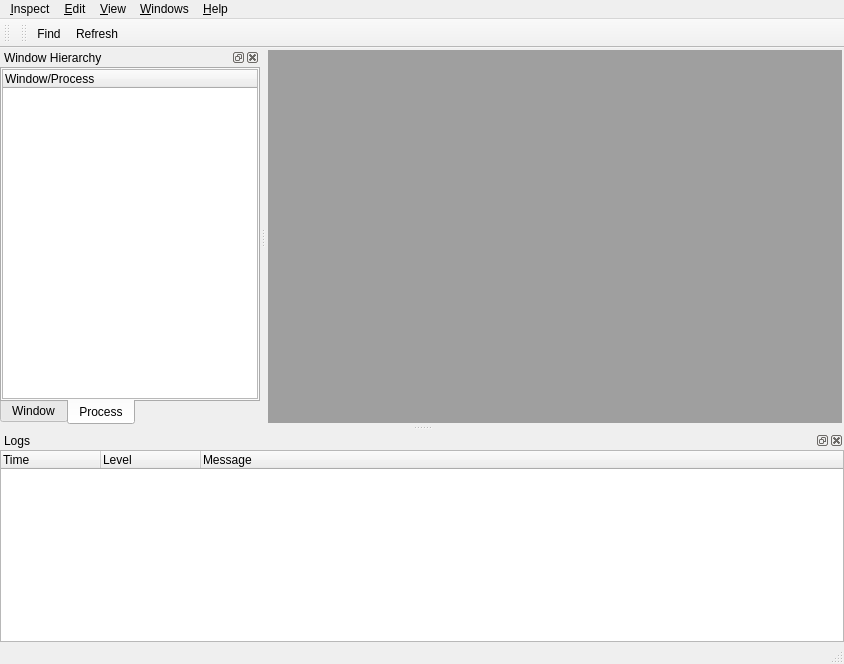
The window that src/forms/MainWindow.ui (WindowDetective/WindowDetective) describes before a commit, drawn with Qt 5.
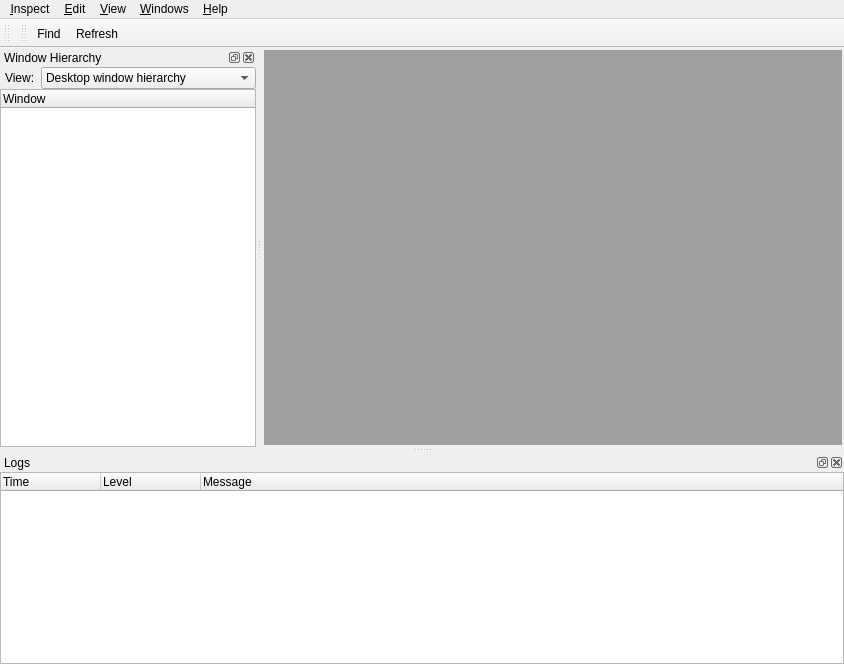
The same window after the commit. Icons and pictures are not drawn. Custom widgets are drawn as their Qt base class.

Commit message: Window Detective 2.0.0

```diff
--- a/src/forms/MainWindow.ui
+++ b/src/forms/MainWindow.ui
@@ -83,7 +83,6 @@
    <addaction name="menuWindows"/>
    <addaction name="menuHelp"/>
   </widget>
-  <widget class="QStatusBar" name="statusbar"/>
   <widget class="QDockWidget" name="treeDock">
    <property name="whatsThis">
     <string>Lists all windows in the system, sorted either by relationship to the desktop window or by owner process</string>
@@ -95,76 +94,73 @@
     <number>1</number>
    </attribute>
    <widget class="QWidget" name="dockWidgetContents">
-    <layout class="QGridLayout" name="gridLayout">
+    <layout class="QVBoxLayout" name="verticalLayout">
+     <property name="spacing">
+      <number>0</number>
+     </property>
      <property name="margin">
       <number>0</number>
      </property>
-     <item row="0" column="0">
-      <widget class="QTabWidget" name="treeTabs">
-       <property name="tabPosition">
-        <enum>QTabWidget::South</enum>
+     <item>
+      <widget class="QWidget" name="widget" native="true">
+       <layout class="QFormLayout" name="formLayout">
+        <property name="leftMargin">
+         <number>5</number>
+        </property>
+        <property name="topMargin">
+         <number>0</number>
+        </property>
+        <property name="rightMargin">
+         <number>0</number>
+        </property>
+        <property name="bottomMargin">
+         <number>0</number>
+        </property>
+        <item row="0" column="0">
+         <widget class="QLabel" name="label">
+          <property name="text">
+           <string>View:</string>
+          </property>
+         </widget>
+        </item>
+        <item row="0" column="1">
+         <widget class="QComboBox" name="cbTreeView">
+          <item>
+           <property name="text">
+            <string>Desktop window hierarchy</string>
+           </property>
+           <property name="icon">
+            <iconset resource="../qt_resources.qrc">
+             <normaloff>:/img/window.png</normaloff>:/img/window.png</iconset>
+           </property>
+          </item>
+          <item>
+           <property name="text">
+            <string>Process window hierarchy</string>
+           </property>
+           <property name="icon">
+            <iconset resource="../qt_resources.qrc">
+             <normaloff>:/img/process.png</normaloff>:/img/process.png</iconset>
+           </property>
+          </item>
+         </widget>
+        </item>
+       </layout>
+      </widget>
+     </item>
+     <item>
+      <widget class="WindowTree" name="windowTree">
+       <property name="editTriggers">
+        <set>QAbstractItemView::NoEditTriggers</set>
        </property>
-       <property name="currentIndex">
-        <number>1</number>
+       <property name="verticalScrollMode">
+        <enum>QAbstractItemView::ScrollPerPixel</enum>
        </property>
-       <widget class="QWidget" name="desktopWindowTab">
-        <attribute name="icon">
-         <iconset resource="../qt_resources.qrc">
-          <normaloff>:/img/window.png</normaloff>:/img/window.png</iconset>
-        </attribute>
-        <attribute name="title">
+       <column>
+        <property name="text">
          <string>Window</string>
-        </attribute>
-        <layout class="QHBoxLayout" name="horizontalLayout">
-         <property name="spacing">
-          <number>0</number>
-         </property>
-         <property name="margin">
-          <number>0</number>
-         </property>
-         <item>
-          <widget class="WindowTree" name="desktopWindowTree">
-           <column>
-            <property name="text">
-             <string notr="true">Window</string>
-            </property>
-            <property name="whatsThis">
-             <string>Displays the name of the window class</string>
-            </property>
-           </column>
-          </widget>
-         </item>
-        </layout>
-       </widget>
-       <widget class="QWidget" name="processWindowTab">
-        <attribute name="icon">
-         <iconset resource="../qt_resources.qrc">
-          <normaloff>:/img/process.png</normaloff>:/img/process.png</iconset>
-        </attribute>
-        <attribute name="title">
-         <string>Process</string>
-        </attribute>
-        <layout class="QHBoxLayout" name="horizontalLayout_2">
-         <property name="spacing">
-          <number>0</number>
-         </property>
-         <property name="margin">
-          <number>0</number>
-         </property>
-         <item>
-          <widget class="ProcessWindowTree" name="processWindowTree">
-           <column>
-            <property name="text">
-             <string notr="true">Window/Process</string>
-            </property>
-            <property name="whatsThis">
-             <string>Displays the name of the window class or process</string>
-            </property>
-           </column>
-          </widget>
-         </item>
-        </layout>
-       </widget>
+        </property>
+       </column>
       </widget>
      </item>
     </layout>
@@ -200,7 +196,7 @@
    <addaction name="actnFind"/>
    <addaction name="actnRefresh"/>
   </widget>
-  <widget class="QDockWidget" name="statusDock">
+  <widget class="QDockWidget" name="logWidget">
    <property name="whatsThis">
     <string>Displays any status messages or window events as they happen</string>
    </property>
@@ -219,7 +215,7 @@
       <number>0</number>
      </property>
      <item>
-      <widget class="LogWidget" name="messageLogList">
+      <widget class="QTreeWidget" name="logList">
        <property name="editTriggers">
         <set>QAbstractItemView::NoEditTriggers</set>
        </property>
@@ -347,16 +343,6 @@
    <extends>QTreeWidget</extends>
    <header>ui/custom_widgets/WindowTree.h</header>
   </customwidget>
-  <customwidget>
-   <class>ProcessWindowTree</class>
-   <extends>QTreeWidget</extends>
-   <header>ui/custom_widgets/WindowTree.h</header>
-  </customwidget>
-  <customwidget>
-   <class>LogWidget</class>
-   <extends>QTreeWidget</extends>
-   <header>ui/custom_widgets/LogWidget.h</header>
-  </customwidget>
  </customwidgets>
  <resources>
   <include location="../qt_resources.qrc"/>
```
The commit also changes 138 other files.
